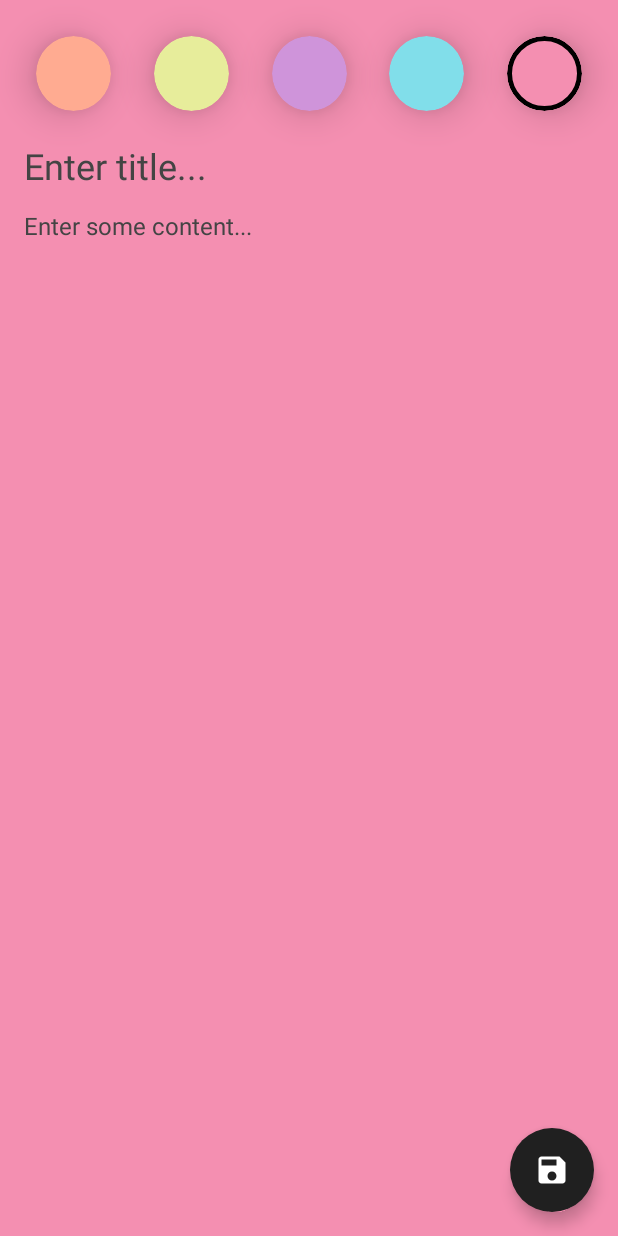
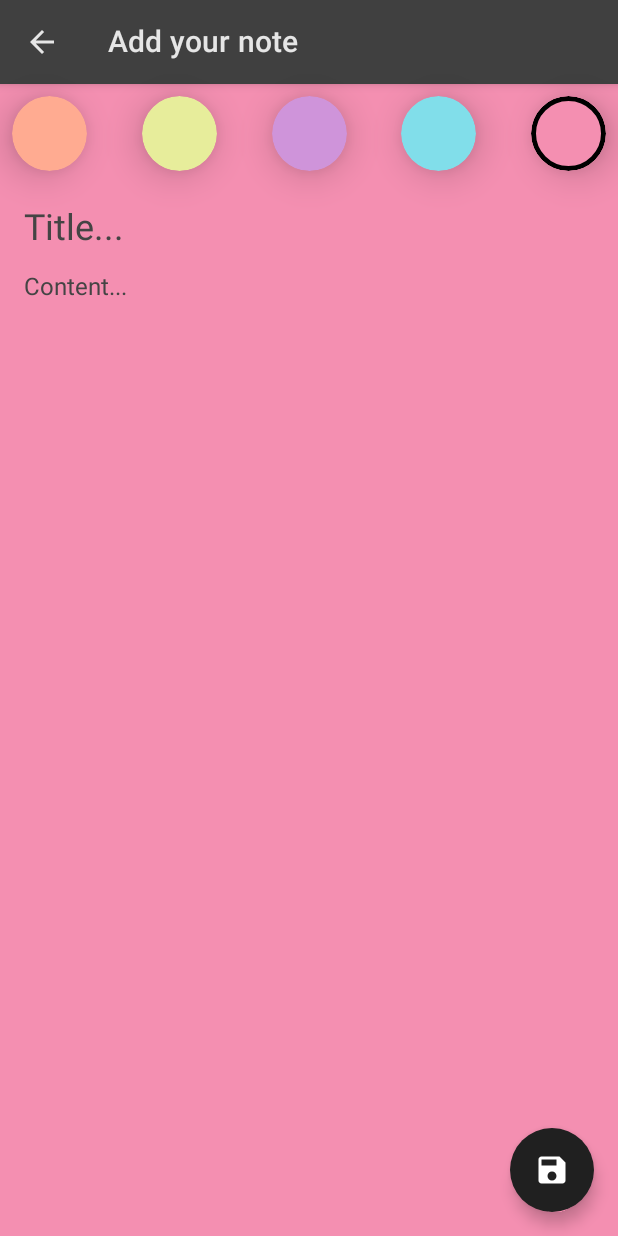
Before and after one commit to filipiandrader/notes_app, an Android app built with Jetpack Compose: the AddEditNoteScreen screen opened through its navigation route, on a phone screen of 412 x 824 dp. Run offline under Robolectric (Android 15) with nearby library versions, the phone set to English and light mode, and no system bars; our stand-ins replace Dagger/Hilt's generated code, Room's generated code.

Commit message:
Add top app bar to screens; Adjust some paddings

```diff
--- a/app/src/main/java/com/far/notesapp/feature_note/presentation/MainActivity.kt
+++ b/app/src/main/java/com/far/notesapp/feature_note/presentation/MainActivity.kt
@@ -14,7 +14,7 @@ import androidx.navigation.navArgument
 import com.far.notesapp.core.Constants.EDIT_PARAMS
 import com.far.notesapp.core.Constants.NOTE_COLOR
 import com.far.notesapp.core.Constants.NOTE_ID
-import com.far.notesapp.feature_note.presentation.add_edit_note.AddEditNoteScreen
+import com.far.notesapp.feature_note.presentation.add_edit_note.screen.AddEditNoteScreen
 import com.far.notesapp.feature_note.presentation.notes.screen.NotesScreen
 import com.far.notesapp.feature_note.presentation.util.RoutesScreens
 import com.far.notesapp.ui.theme.NotesAppTheme
--- a/app/src/main/java/com/far/notesapp/feature_note/presentation/add_edit_note/components/TransparentHintTextField.kt
+++ b/app/src/main/java/com/far/notesapp/feature_note/presentation/add_edit_note/components/TransparentHintTextField.kt
@@ -2,6 +2,7 @@ package com.far.notesapp.feature_note.presentation.add_edit_note.components
 
 import androidx.compose.foundation.layout.Box
 import androidx.compose.foundation.layout.fillMaxWidth
+import androidx.compose.foundation.layout.padding
 import androidx.compose.foundation.text.BasicTextField
 import androidx.compose.material.Text
 import androidx.compose.runtime.Composable
@@ -10,6 +11,7 @@ import androidx.compose.ui.focus.FocusState
 import androidx.compose.ui.focus.onFocusChanged
 import androidx.compose.ui.graphics.Color
 import androidx.compose.ui.text.TextStyle
+import androidx.compose.ui.unit.dp
 
 @Composable
 fun TransparentHintTextField(
@@ -23,7 +25,7 @@ fun TransparentHintTextField(
     onFocusChangeListener: (FocusState) -> Unit
 ) {
     Box(
-        modifier = modifier
+        modifier = modifier.padding(horizontal = 16.dp)
     ) {
         BasicTextField(
             value = text,
--- a/app/src/main/java/com/far/notesapp/feature_note/presentation/add_edit_note/AddEditNoteScreen.kt
+++ b/app/src/main/java/com/far/notesapp/feature_note/presentation/add_edit_note/screen/AddEditNoteScreen.kt
@@ -1,4 +1,4 @@
-package com.far.notesapp.feature_note.presentation.add_edit_note
+package com.far.notesapp.feature_note.presentation.add_edit_note.screen
 
 import androidx.compose.animation.Animatable
 import androidx.compose.animation.core.tween
@@ -9,6 +9,7 @@ import androidx.compose.foundation.layout.*
 import androidx.compose.foundation.shape.CircleShape
 import androidx.compose.material.*
 import androidx.compose.material.icons.Icons
+import androidx.compose.material.icons.filled.ArrowBack
 import androidx.compose.material.icons.filled.Save
 import androidx.compose.runtime.Composable
 import androidx.compose.runtime.LaunchedEffect
@@ -27,6 +28,7 @@ import com.far.notesapp.feature_note.presentation.add_edit_note.components.Trans
 import com.far.notesapp.feature_note.presentation.add_edit_note.event.AddEditNoteEvent
 import com.far.notesapp.feature_note.presentation.add_edit_note.event.UiEvent
 import com.far.notesapp.feature_note.presentation.add_edit_note.viewmodel.AddEditNoteViewModel
+import com.far.notesapp.ui.theme.PrimaryDark
 import kotlinx.coroutines.flow.collectLatest
 import kotlinx.coroutines.launch
 
@@ -70,8 +72,20 @@ fun AddEditNoteScreen(
             modifier = Modifier
                 .fillMaxSize()
                 .background(noteBackgroundAnimatable.value)
-                .padding(16.dp)
         ) {
+            TopAppBar(
+                backgroundColor = PrimaryDark,
+                title = {
+                    Text(
+                        text = viewModel.toolbarTitle
+                    )
+                },
+                navigationIcon = {
+                    IconButton(onClick = { navController.popBackStack() }) {
+                        Icon(Icons.Filled.ArrowBack, "back-button")
+                    }
+                }
+            )
             Row(
                 modifier = Modifier
                     .fillMaxWidth()
--- a/app/src/main/java/com/far/notesapp/feature_note/presentation/add_edit_note/viewmodel/AddEditNoteViewModel.kt
+++ b/app/src/main/java/com/far/notesapp/feature_note/presentation/add_edit_note/viewmodel/AddEditNoteViewModel.kt
@@ -28,11 +28,10 @@ class AddEditNoteViewModel @Inject constructor(
     savedStateHandle: SavedStateHandle
 ) : ViewModel() {
 
-    private val _noteTitleState = mutableStateOf(NoteTextFieldState(hint = "Enter title..."))
+    private val _noteTitleState = mutableStateOf(NoteTextFieldState(hint = "Title..."))
     val noteTitleState: State<NoteTextFieldState> = _noteTitleState
 
-    private val _noteContentState =
-        mutableStateOf(NoteTextFieldState(hint = "Enter some content..."))
+    private val _noteContentState = mutableStateOf(NoteTextFieldState(hint = "Content..."))
     val noteContentState: State<NoteTextFieldState> = _noteContentState
 
     private val _noteColorState = mutableStateOf(Note.noteColors.random().toArgb())
@@ -43,9 +42,12 @@ class AddEditNoteViewModel @Inject constructor(
 
     private var currentNoteId: Int? = null
 
+    var toolbarTitle = "Add your note"
+
     init {
         savedStateHandle.get<Int>(NOTE_ID)?.let { noteId ->
             if (noteId != -1) {
+                toolbarTitle = "Edit your note"
                 getNote(noteId)
             }
         }
--- a/app/src/main/java/com/far/notesapp/feature_note/presentation/notes/screen/NotesScreen.kt
+++ b/app/src/main/java/com/far/notesapp/feature_note/presentation/notes/screen/NotesScreen.kt
@@ -8,6 +8,7 @@ import androidx.compose.foundation.lazy.items
 import androidx.compose.material.*
 import androidx.compose.material.icons.Icons
 import androidx.compose.material.icons.filled.Add
+import androidx.compose.material.icons.filled.Close
 import androidx.compose.material.icons.filled.Sort
 import androidx.compose.runtime.Composable
 import androidx.compose.runtime.rememberCoroutineScope
@@ -23,6 +24,7 @@ import com.far.notesapp.feature_note.presentation.notes.components.OrderSection
 import com.far.notesapp.feature_note.presentation.notes.event.NotesEvent
 import com.far.notesapp.feature_note.presentation.notes.viewmodel.NotesViewModel
 import com.far.notesapp.feature_note.presentation.util.RoutesScreens
+import com.far.notesapp.ui.theme.PrimaryDark
 import kotlinx.coroutines.launch
 
 @ExperimentalAnimationApi
@@ -49,27 +51,38 @@ fun NotesScreen(
         scaffoldState = scaffoldState
     ) {
         Column(
-            modifier = Modifier
-                .fillMaxSize()
-                .padding(16.dp)
+            modifier = Modifier.fillMaxSize()
         ) {
+            TopAppBar(
+                backgroundColor = PrimaryDark,
+                title = {
                     Row(
                         modifier = Modifier.fillMaxWidth(),
                         horizontalArrangement = Arrangement.SpaceBetween,
                         verticalAlignment = Alignment.CenterVertically
                     ) {
+                        val icon = when (state.isOrderSectionVisible) {
+                            true -> Icons.Default.Close
+                            false -> Icons.Default.Sort
+                        }
+                        val contentDescription = when (state.isOrderSectionVisible) {
+                            true -> "Close order section"
+                            false -> "Open order section"
+                        }
                         Text(
-                    text = "Your note",
-                    style = MaterialTheme.typography.h4
+                            text = "Your notes"
                         )
                         IconButton(
-                    onClick = { viewModel.onEvent(NotesEvent.ToggleOrderSectionEvent) }) {
+                            onClick = { viewModel.onEvent(NotesEvent.ToggleOrderSectionEvent) }
+                        ) {
                             Icon(
-                        imageVector = Icons.Default.Sort,
-                        contentDescription = "Sort"
+                                imageVector = icon,
+                                contentDescription = contentDescription
                             )
                         }
                     }
+                }
+            )
             AnimatedVisibility(
                 visible = state.isOrderSectionVisible,
                 enter = fadeIn() + slideInVertically(),
@@ -78,12 +91,16 @@ fun NotesScreen(
                 OrderSection(
                     modifier = Modifier
                         .fillMaxWidth()
-                        .padding(vertical = 16.dp),
+                        .padding(start = 8.dp, end = 8.dp, top = 8.dp),
                     noteOrder = state.noteOrder,
                     onOrderChangeListener = { viewModel.onEvent(NotesEvent.OrderEvent(it)) })
             }
             Spacer(modifier = Modifier.height(8.dp))
-            LazyColumn(modifier = Modifier.fillMaxSize()) {
+            LazyColumn(
+                modifier = Modifier
+                    .fillMaxSize()
+                    .padding(horizontal = 8.dp)
+            ) {
                 items(state.notes) { note ->
                     NoteItem(
                         note = note,
--- a/app/src/main/java/com/far/notesapp/ui/theme/Color.kt
+++ b/app/src/main/java/com/far/notesapp/ui/theme/Color.kt
@@ -3,6 +3,7 @@ package com.far.notesapp.ui.theme
 import androidx.compose.ui.graphics.Color
 
 val DarkGray = Color(0xFF202020)
+val PrimaryDark = Color(0xFF404040)
 val LightBlue = Color(0xFFD7E8DE)
 
 val RedOrange = Color(0xffffab91)
--- a/app/src/main/res/values/colors.xml
+++ b/app/src/main/res/values/colors.xml
@@ -1,7 +1,7 @@
 <?xml version="1.0" encoding="utf-8"?>
 <resources>
-    <color name="primary">#607D8B</color>
-    <color name="primaryDark">#455A64</color>
+    <color name="primary">#565656</color>
+    <color name="primaryDark">#404040</color>
     <color name="primaryLight">#CFD8DC</color>
     <color name="accent">#9E9E9E</color>
     <color name="primaryText">#212121</color>
```
Lines whose indentation alone changed are shown as unchanged.
